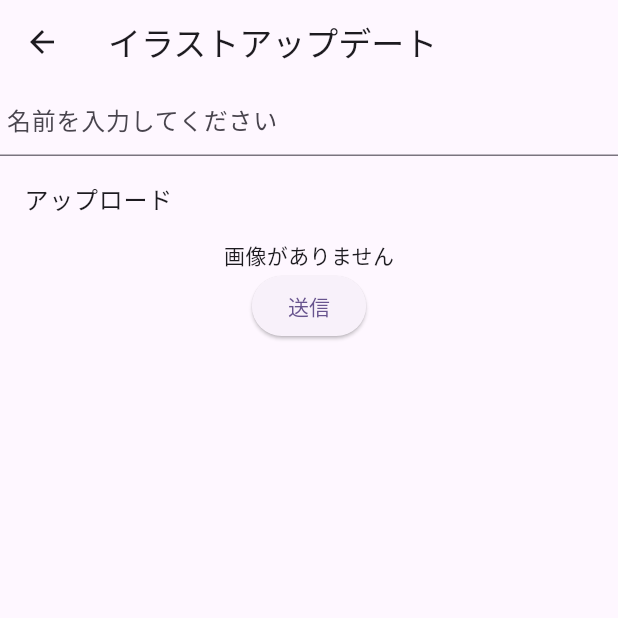
After one commit to meganedayo/mapapp, a Flutter app: the FormPage screen opened directly, after a tap on "アップロード", on a phone screen of 412 x 824 dp, the top half of it. The commit adds this screen. Run offline on Flutter 3.47's test engine with Material 3 defaults, Android fonts, the phone set to English and light mode, and no system bars; our stand-ins replace image_picker.

Commit message:
管理者設定画面の一部

```diff
--- a/lib/main.dart
+++ b/lib/main.dart
@@ -1,4 +1,5 @@
 import 'package:flutter/material.dart';
+import 'package:mapapp/pages/form_page.dart';
 import 'package:url_launcher/url_launcher.dart';
 
 void main() {
@@ -38,6 +39,7 @@ class _MyHomePageState extends State<MyHomePage> {
         backgroundColor: Theme.of(context).colorScheme.inversePrimary,
         title: Text(widget.title),
       ),
+      //設定画面移行
       drawer: Drawer(
         child: ListView(
           children: <Widget>[
@@ -47,6 +49,7 @@ class _MyHomePageState extends State<MyHomePage> {
               ),
               child: Text('設定'),
             ),
+            //プレーパークホームページへ飛ぶ
             ListTile(
               onTap: () {
                 final url =
@@ -55,6 +58,7 @@ class _MyHomePageState extends State<MyHomePage> {
               },
               title: const Text('プレーパークホームページ'),
             ),
+            //プレーパークにいる生き物図鑑のページへ飛ぶ
             ListTile(
               onTap: () {
                 final url = Uri.parse(
@@ -63,12 +67,16 @@ class _MyHomePageState extends State<MyHomePage> {
               },
               title: const Text('生き物図鑑'),
             ),
-            const ListTile(
+            //管理者設定画面へ
+             ListTile(
               title: Text('管理者設定'),
+              onTap: () => Navigator.push(context,
+              MaterialPageRoute(builder: (context)=> FormPage()))
             ),
           ],
         ),
       ),
+      //遊具説明ボタン (下からｺﾝﾆﾁﾊ‼)
       floatingActionButton: FloatingActionButton(
         onPressed: () {
           showModalBottomSheet(
@@ -80,11 +88,13 @@ class _MyHomePageState extends State<MyHomePage> {
                     color: const Color.fromARGB(255, 90, 255, 227),
                     child: SingleChildScrollView(
                         child: Column(children: <Widget>[
+                      //遊具写真
                       SizedBox(
                         height: 200.0,
                         width: double.infinity,
                         child: Image.asset('images/dyson.png'),
                       ),
+                      //遊具名
                       const ListTile(
                         leading: Icon(Icons.flutter_dash),
                         title: Text("遊具説明"),
@@ -98,6 +108,7 @@ class _MyHomePageState extends State<MyHomePage> {
                           letterSpacing: 4.0,
                         ),
                       ),
+                      //遊具説明
                       const Text(
                         '竹で作成されたブランコです。大人が使用しても壊れない丈夫な遊具です。',
                         style: TextStyle(
@@ -107,6 +118,7 @@ class _MyHomePageState extends State<MyHomePage> {
                           letterSpacing: 4.0,
                         ),
                       ),
+                      //表示するイラストの選択画面へ
                       ListTile(
                         leading: const Icon(Icons.info_outline_rounded),
                         title: const Text("イラスト切替"),
--- /dev/null
+++ b/lib/pages/form_page.dart
@@ -0,0 +1,62 @@
+import 'package:flutter/material.dart';
+
+import 'package:flutter/cupertino.dart';
+import 'dart:io';
+
+import 'package:image_picker/image_picker.dart';
+
+class FormPage extends StatefulWidget {
+  const FormPage({super.key});
+
+  @override
+  State<FormPage> createState() => _FormPageState();
+}
+
+class _FormPageState extends State<FormPage> {
+  File? image;
+  final picker = ImagePicker();
+  @override
+  Widget build(BuildContext context) {
+    return Scaffold(
+      appBar: AppBar(
+        title: Text('イラストアップデート'),
+      ),
+      body: Container(
+        width: double.infinity,
+        child: Column(
+          children: [
+            //名前入力
+            TextField(
+              decoration: InputDecoration(
+                hintText: ' 名前を入力してください',
+              ),
+            ),
+
+            //画像アップロード
+            ListTile(
+              title: Text('アップロード'),
+              onTap: () async {
+                final XFile? _image =
+                    await picker.pickImage(source: ImageSource.gallery);
+                setState(() {
+                  if (_image != null) {
+                    image = File(_image.path);
+                  }
+                });
+              },
+            ),
+            image == null
+                ? const Text('画像がありません')
+                : Image.file(image!, fit: BoxFit.cover),
+
+            //送信ボタン
+            ElevatedButton(
+              onPressed: () {},
+              child: Text('送信'),
+            ),
+          ],
+        ),
+      ),
+    );
+  }
+}
--- a/pubspec.yaml
+++ b/pubspec.yaml
@@ -36,6 +36,7 @@ dependencies:
   # Use with the CupertinoIcons class for iOS style icons.
   cupertino_icons: ^1.0.8
   url_launcher: ^6.3.0
+  image_picker: ^1.1.2
 
 dev_dependencies:
   flutter_test:
```
Also changed, not shown: pubspec.lock, 5 other files.
